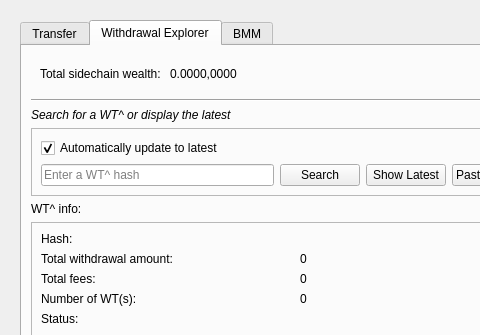
skydogenet/sidechains, file src/qt/forms/sidechainpage.ui: the form before one commit; both pictures show x 0 to 480 and y 0 to 335 of the 594 by 553 pixel window.
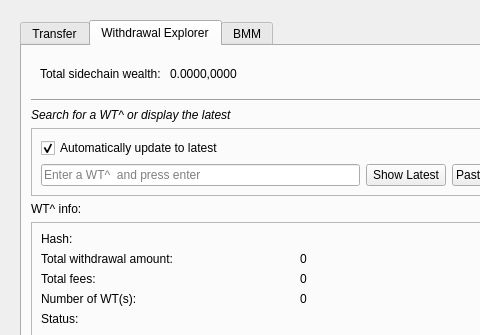
The form after the commit. The open tabs and pages were chosen to show the change. Icons and pictures are not drawn. Custom widgets are drawn as their Qt base class.

Commit message:
WT^ explorer update: enter WT^ & press enter
* Removed search / lookup button. Changed UI so that the user has to
press enter instead of clicking search button

```diff
--- a/src/qt/forms/sidechainpage.ui
+++ b/src/qt/forms/sidechainpage.ui
@@ -801,20 +801,13 @@
                 </property>
                </widget>
               </item>
-              <item row="1" column="1">
-               <widget class="QPushButton" name="pushButtonLookup">
-                <property name="text">
-                 <string>Search</string>
-                </property>
-               </widget>
-              </item>
               <item row="1" column="0">
                <widget class="QLineEdit" name="lineEditWTPrimeHash">
                 <property name="maxLength">
                  <number>64</number>
                 </property>
                 <property name="placeholderText">
-                 <string>Enter a WT^ hash</string>
+                 <string>Enter a WT^  and press enter</string>
                 </property>
                 <property name="clearButtonEnabled">
                  <bool>true</bool>
```
Left out of the diff: 4 changed lines with no effect on the pictures. The commit also changes 2 other files.
